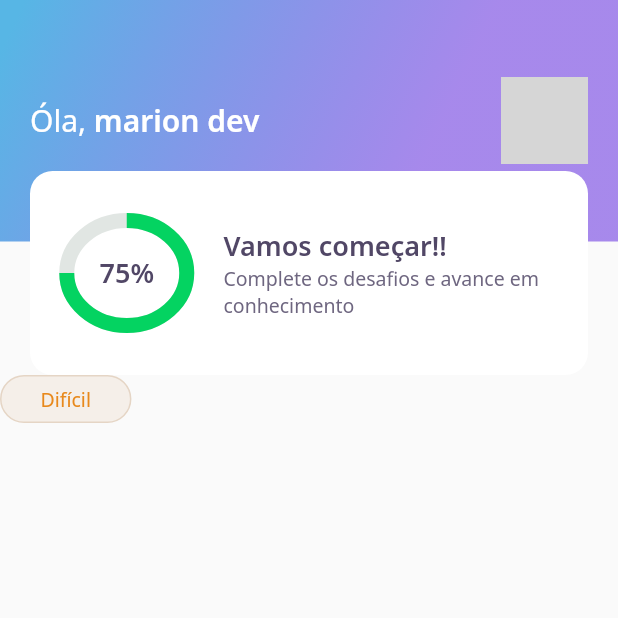
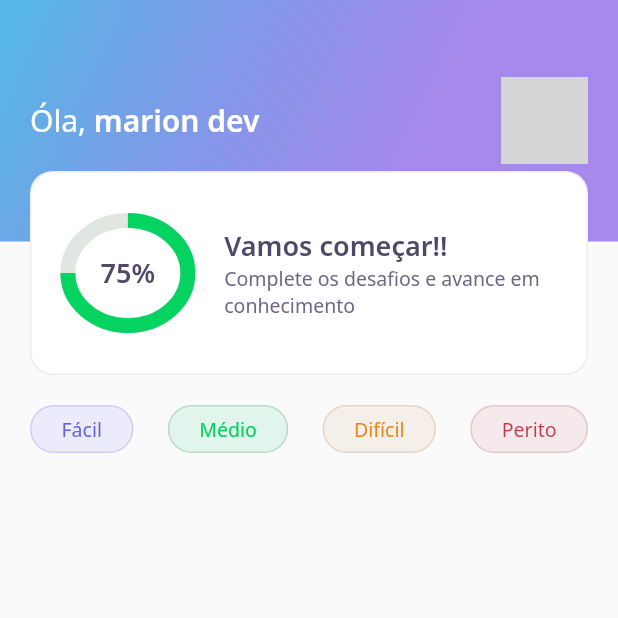
Before and after one commit to marcosmariondev/dev_quiz, a Flutter app: the screen it shows after launch, on a phone screen of 412 x 824 dp, the top half of it. Run offline on Flutter 3.47's test engine with Material 2 defaults, Android fonts, the phone set to English and light mode, and no system bars; our stand-ins replace google_fonts; network calls fail; grey boxes are pictures that could not be loaded.

Commit message:
update card

```diff
--- a/lib/home/home_page.dart
+++ b/lib/home/home_page.dart
@@ -11,10 +11,26 @@ class _HomePageState extends State<HomePage> {
   @override
   Widget build(BuildContext context) {
     return Scaffold(
-      appBar: AppBarWidget(),
-      body: LevelButtonWidget(
-        label: "Difícil",
-      ),
-    );
+        appBar: AppBarWidget(),
+        body: Padding(
+          padding: const EdgeInsets.symmetric(horizontal: 20, vertical: 20),
+          child: Row(
+            mainAxisAlignment: MainAxisAlignment.spaceBetween,
+            children: [
+              LevelButtonWidget(
+                label: "Fácil",
+              ),
+              LevelButtonWidget(
+                label: "Médio",
+              ),
+              LevelButtonWidget(
+                label: "Difícil",
+              ),
+              LevelButtonWidget(
+                label: "Perito",
+              ),
+            ],
+          ),
+        ));
   }
 }
--- a/lib/home/widgets/level_button/level_button_widget.dart
+++ b/lib/home/widgets/level_button/level_button_widget.dart
@@ -47,7 +47,7 @@ class LevelButtonWidget extends StatelessWidget {
         borderRadius: BorderRadius.circular(28),
       ),
       child: Padding(
-        padding: const EdgeInsets.symmetric(horizontal: 26, vertical: 6),
+        padding: const EdgeInsets.symmetric(horizontal: 20, vertical: 6),
         child: Text(
           label,
           style: GoogleFonts.notoSans(color: fontColor, fontSize: 13),
--- a/lib/home/widgets/score_card/score_card_widget.dart
+++ b/lib/home/widgets/score_card/score_card_widget.dart
@@ -13,6 +13,8 @@ class ScoreCardWidget extends StatelessWidget {
         decoration: BoxDecoration(
           color: AppColors.white,
           borderRadius: BorderRadius.circular(15),
+          border:
+              Border.fromBorderSide(BorderSide(color: Colors.grey.shade200)),
         ),
         child: Padding(
           padding: const EdgeInsets.symmetric(horizontal: 24),
```
